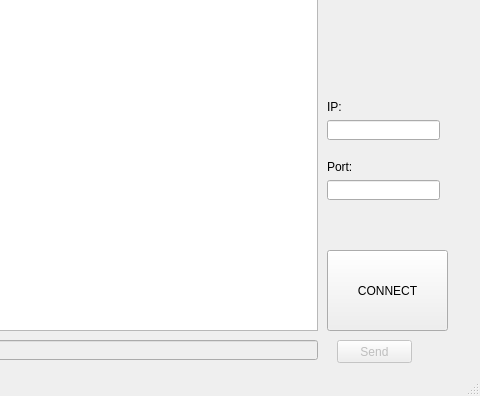
The window that qtclient/client.ui (maciejjo/poorIRC) describes before a commit, drawn with Qt 5; both pictures show x 303 to 783 and y 137 to 533 of the 783 by 533 pixel window.
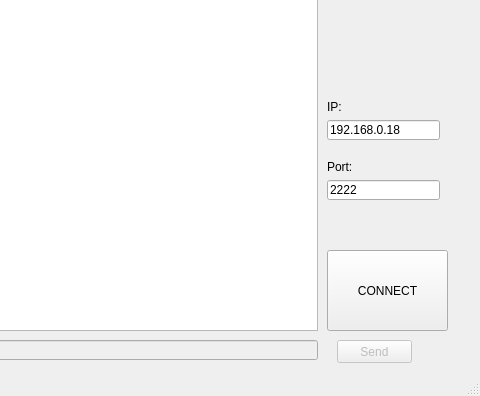
The same window after the commit.

Commit message: Windows is now sending message

What changed in the file:
```diff
--- a/qtclient/client.ui
+++ b/qtclient/client.ui
@@ -84,6 +84,9 @@
       <height>20</height>
      </rect>
     </property>
+    <property name="text">
+     <string>2222</string>
+    </property>
    </widget>
    <widget class="QLabel" name="portLabel">
     <property name="geometry">
@@ -120,6 +123,9 @@
       <height>20</height>
      </rect>
     </property>
+    <property name="text">
+     <string>192.168.0.18</string>
+    </property>
    </widget>
    <widget class="QLabel" name="ipLabel">
     <property name="geometry">
```
The commit also changes 2 other files.
